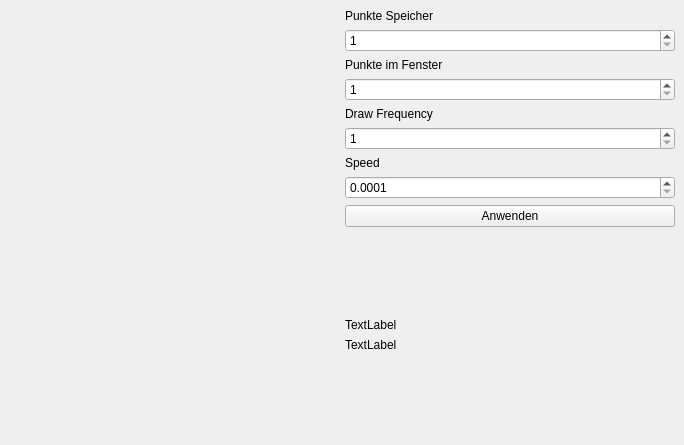
Before: the Qt Designer form jakobs_stuff/projects/plotter000/plotterPerformanceCheck_1.0/ui_plot.ui in jakobhm/python_observer, drawn with Qt 5.
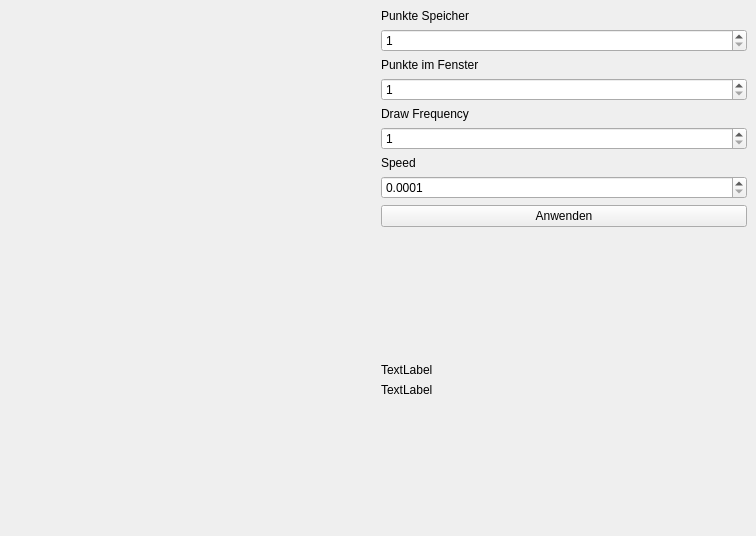
After: the same form once the commit is applied. Custom widgets are drawn as their Qt base class.

```diff
--- a/jakobs_stuff/projects/plotter000/plotterPerformanceCheck_1.0/ui_plot.ui
+++ b/jakobs_stuff/projects/plotter000/plotterPerformanceCheck_1.0/ui_plot.ui
@@ -6,8 +6,8 @@
    <rect>
     <x>0</x>
     <y>0</y>
-    <width>684</width>
-    <height>445</height>
+    <width>756</width>
+    <height>536</height>
    </rect>
   </property>
   <property name="windowTitle">
```
